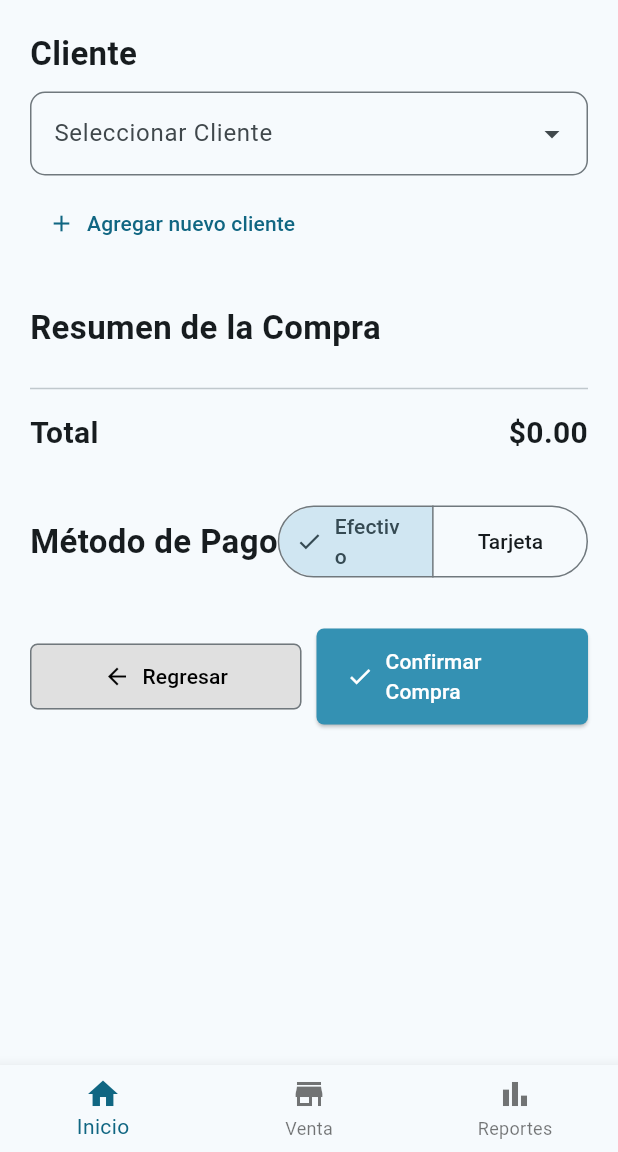
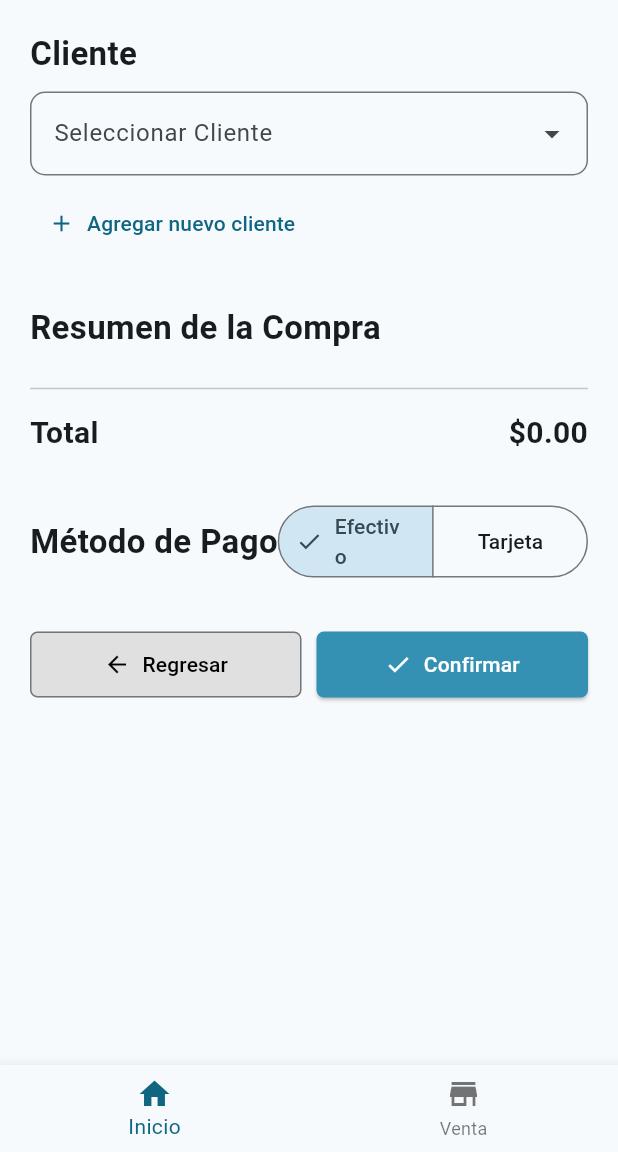
Before and after one commit to EzequielCalcanat/gestorinventario_mtw, a Flutter app: the PaymentScreen screen opened by its route, on a phone screen of 412 x 824 dp, the part 84-1236 px from its top. Run offline on Flutter 3.47's test engine with Material 3 defaults, Android fonts, the phone set to English and light mode, and no system bars; drawn by our look-alikes of dropdown_search; our stand-ins replace csv, fl_chart, flutter_multi_formatter, pdf, printing, share_plus and 3 more; accounts and stored records are empty.

Commit message:
cambios a logs + botones

```diff
--- a/lib/data/repositories/repository.dart
+++ b/lib/data/repositories/repository.dart
@@ -84,7 +84,7 @@ class Repository<T> {
     final db = await DatabaseHelper.instance.database;
     final result = await db.insert(table, map);
 
-    if (item is! SaleDetail || item is! PaymentMethod) {
+    if (!(item is SaleDetail || item is PaymentMethod)) {
       final logDescription = _getLogDescription(item, "save");
       await _createLog("save", logDescription);
     }
--- a/lib/presentation/screens/payment/payment_screen.dart
+++ b/lib/presentation/screens/payment/payment_screen.dart
@@ -1,15 +1,15 @@
+import 'package:dropdown_search/dropdown_search.dart';
 import 'package:flutter/material.dart';
 import 'package:flutter/services.dart';
-import 'package:dropdown_search/dropdown_search.dart';
 import 'package:flutter_multi_formatter/flutter_multi_formatter.dart';
 import 'package:flutterinventory/data/models/cart.dart';
 import 'package:flutterinventory/data/models/client.dart';
 import 'package:flutterinventory/data/models/product.dart';
 import 'package:flutterinventory/data/repositories/client_repository.dart';
+import 'package:flutterinventory/data/services/sale_service.dart';
+import 'package:flutterinventory/presentation/screens/clients/client_form_screen.dart';
+import 'package:flutterinventory/presentation/screens/payment/payment_status.dart';
 import 'package:flutterinventory/presentation/widgets/base_scaffold.dart';
-import 'package:flutterinventory/data/services/sale_service.dart';
-import 'package:flutterinventory/presentation/screens/payment/payment_status.dart';
-import 'package:flutterinventory/presentation/screens/clients/client_form_screen.dart';
 
 class PaymentScreen extends StatefulWidget {
   const PaymentScreen({super.key});
@@ -240,13 +240,7 @@ class _PaymentScreenState extends State<PaymentScreen> {
                               ),
                             )
                             : const Icon(Icons.check),
-                    label: Text(
-                      _isProcessing
-                          ? "Procesando..."
-                          : (_paymentMethod == 'Efectivo'
-                              ? "Confirmar Compra"
-                              : "Pago con Tarjeta"),
-                    ),
+                    label: Text(_isProcessing ? "Procesando..." : "Confirmar"),
                     style: ElevatedButton.styleFrom(
                       backgroundColor: const Color(0xFF3491B3),
                       foregroundColor: Colors.white,
--- a/lib/presentation/widgets/nav_bar.dart
+++ b/lib/presentation/widgets/nav_bar.dart
@@ -35,7 +35,7 @@ class NavBar extends StatelessWidget {
               icon: Icon(Icons.store),
               label: "Venta",
             ),
-            if (role != 'sales')
+            if (role == 'admin')
               const BottomNavigationBarItem(
                 icon: Icon(Icons.bar_chart),
                 label: "Reportes",
```
